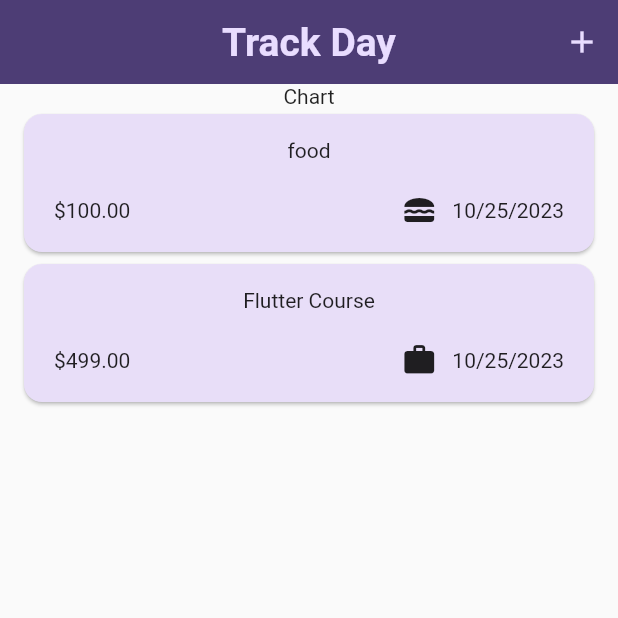
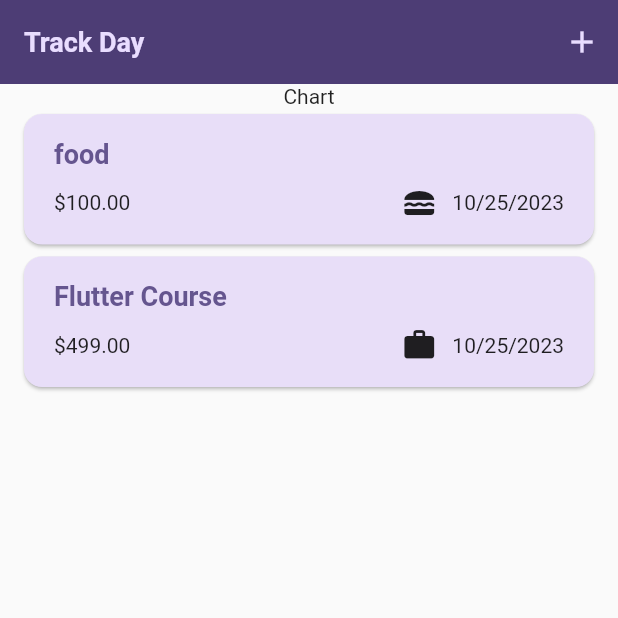
Before and after one commit to BrijeshSajeev/Flutter_Learnings, a Flutter app: the screen it shows after launch, on a phone screen of 412 x 824 dp, the top half of it. Run offline on Flutter 3.47's test engine with Material 2 defaults, Android fonts, the phone set to English and light mode, and no system bars; our stand-ins replace google_fonts.

```diff
--- a/expense_tracker/lib/widgets/expense_helper/expense_item.dart
+++ b/expense_tracker/lib/widgets/expense_helper/expense_item.dart
@@ -12,10 +12,14 @@ class ExpenseItem extends StatelessWidget {
       child: Padding(
         padding: const EdgeInsets.symmetric(horizontal: 20, vertical: 16),
         child: Column(
+          crossAxisAlignment: CrossAxisAlignment.start,
           children: [
-            Text(expense.title),
+            Text(
+              expense.title,
+              style: Theme.of(context).textTheme.titleLarge,
+            ),
             const SizedBox(
-              height: 20,
+              height: 10,
             ),
             Row(
               children: [
--- a/expense_tracker/lib/widgets/expense_helper/expenses_list.dart
+++ b/expense_tracker/lib/widgets/expense_helper/expenses_list.dart
@@ -14,6 +14,9 @@ class ExpensesList extends StatelessWidget {
     return ListView.builder(
       itemCount: expenses.length,
       itemBuilder: (ctx, index) => Dismissible(
+        background: Container(
+          color: Theme.of(context).colorScheme.error.withOpacity(0.6),
+        ),
         key: ValueKey(expenses[index]),
         onDismissed: (direction) => onRemovedExpense(expenses[index]),
         child: ExpenseItem(expenses[index]),
```
Also changed, not shown: expense_tracker/lib/main.dart (+22 -3 lines).
